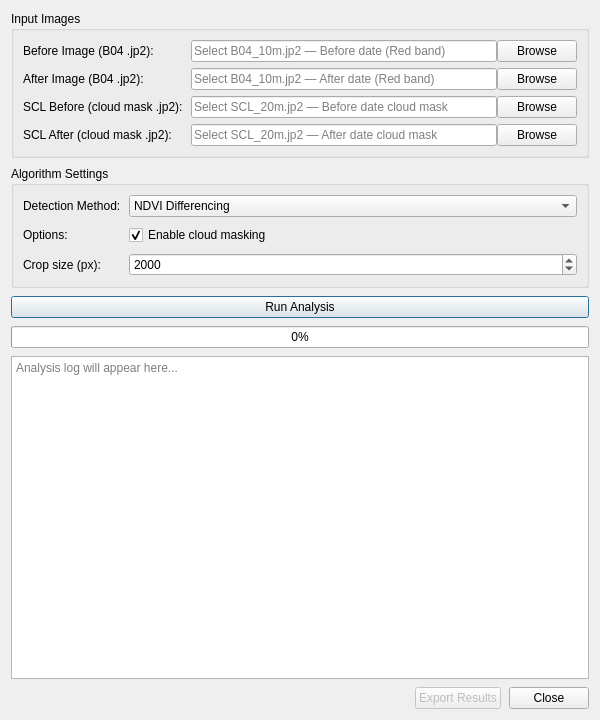
This is land_change_detector_dialog_base.ui in Radhoine-Amara/LandChangeDetector as Qt 5 draws it before an edit. The edited form follows.
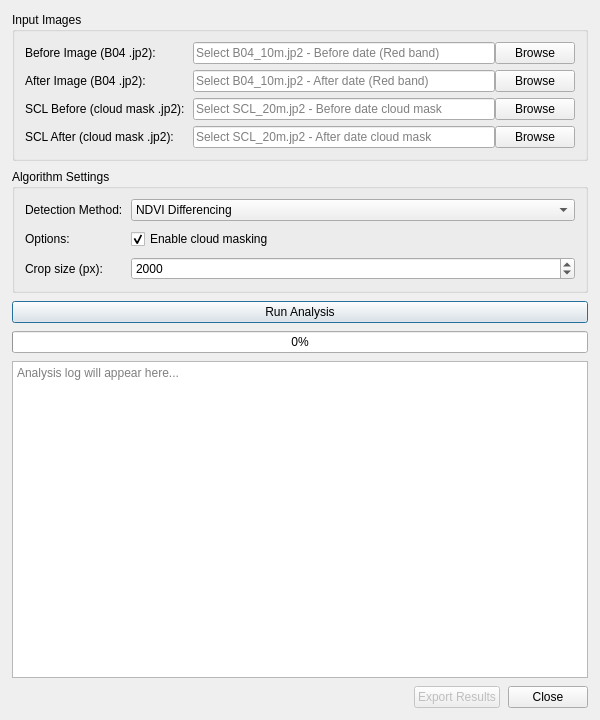
This is the edited form.

Commit message:
fix: replace contentsMargins with four named margin properties in .ui
PyQt5 uic cannot parse multiple <number> children inside a single
<property name='contentsMargins'> — it reads only the first value and
calls setContentsMargins(12) which crashes with TypeError.
Replace all three contentsMargins blocks with leftMargin/topMargin/
rightMargin/bottomMargin properties, which uic handles correctly.
Also remove XML comments that could confuse older uic versions.

Diff of the .ui file:
```diff
--- a/land_change_detector_dialog_base.ui
+++ b/land_change_detector_dialog_base.ui
@@ -25,6 +25,10 @@
    <property name="contentsMargins">
     <number>12</number><number>12</number><number>12</number><number>12</number>
    </property>
+   <property name="leftMargin"><number>12</number></property>
+   <property name="topMargin"><number>12</number></property>
+   <property name="rightMargin"><number>12</number></property>
+   <property name="bottomMargin"><number>12</number></property>
 
    <!-- ══════════════════════════════
         INPUT IMAGES
@@ -35,9 +39,10 @@
      <layout class="QFormLayout" name="formInput">
       <property name="horizontalSpacing"><number>8</number></property>
       <property name="verticalSpacing"><number>6</number></property>
-      <property name="contentsMargins">
-       <number>10</number><number>10</number><number>10</number><number>10</number>
-      </property>
+      <property name="leftMargin"><number>10</number></property>
+      <property name="topMargin"><number>10</number></property>
+      <property name="rightMargin"><number>10</number></property>
+      <property name="bottomMargin"><number>10</number></property>
 
       <!-- Before B04 -->
       <item row="0" column="0">
@@ -50,7 +55,7 @@
         <item>
          <widget class="QLineEdit" name="lineEditBefore">
           <property name="placeholderText">
-           <string>Select B04_10m.jp2 — Before date (Red band)</string>
+           <string>Select B04_10m.jp2 - Before date (Red band)</string>
           </property>
          </widget>
         </item>
@@ -74,7 +79,7 @@
         <item>
          <widget class="QLineEdit" name="lineEditAfter">
           <property name="placeholderText">
-           <string>Select B04_10m.jp2 — After date (Red band)</string>
+           <string>Select B04_10m.jp2 - After date (Red band)</string>
           </property>
          </widget>
         </item>
@@ -98,7 +103,7 @@
         <item>
          <widget class="QLineEdit" name="lineEditSCLBefore">
           <property name="placeholderText">
-           <string>Select SCL_20m.jp2 — Before date cloud mask</string>
+           <string>Select SCL_20m.jp2 - Before date cloud mask</string>
           </property>
          </widget>
         </item>
@@ -122,7 +127,7 @@
         <item>
          <widget class="QLineEdit" name="lineEditSCLAfter">
           <property name="placeholderText">
-           <string>Select SCL_20m.jp2 — After date cloud mask</string>
+           <string>Select SCL_20m.jp2 - After date cloud mask</string>
           </property>
          </widget>
         </item>
@@ -148,9 +153,10 @@
      <layout class="QFormLayout" name="formAlgorithm">
       <property name="horizontalSpacing"><number>8</number></property>
       <property name="verticalSpacing"><number>8</number></property>
-      <property name="contentsMargins">
-       <number>10</number><number>10</number><number>10</number><number>10</number>
-      </property>
+      <property name="leftMargin"><number>10</number></property>
+      <property name="topMargin"><number>10</number></property>
+      <property name="rightMargin"><number>10</number></property>
+      <property name="bottomMargin"><number>10</number></property>
 
       <!-- Detection Method -->
       <item row="0" column="0">
```
Left out of the diff: 47 changed lines with no effect on the pictures.
